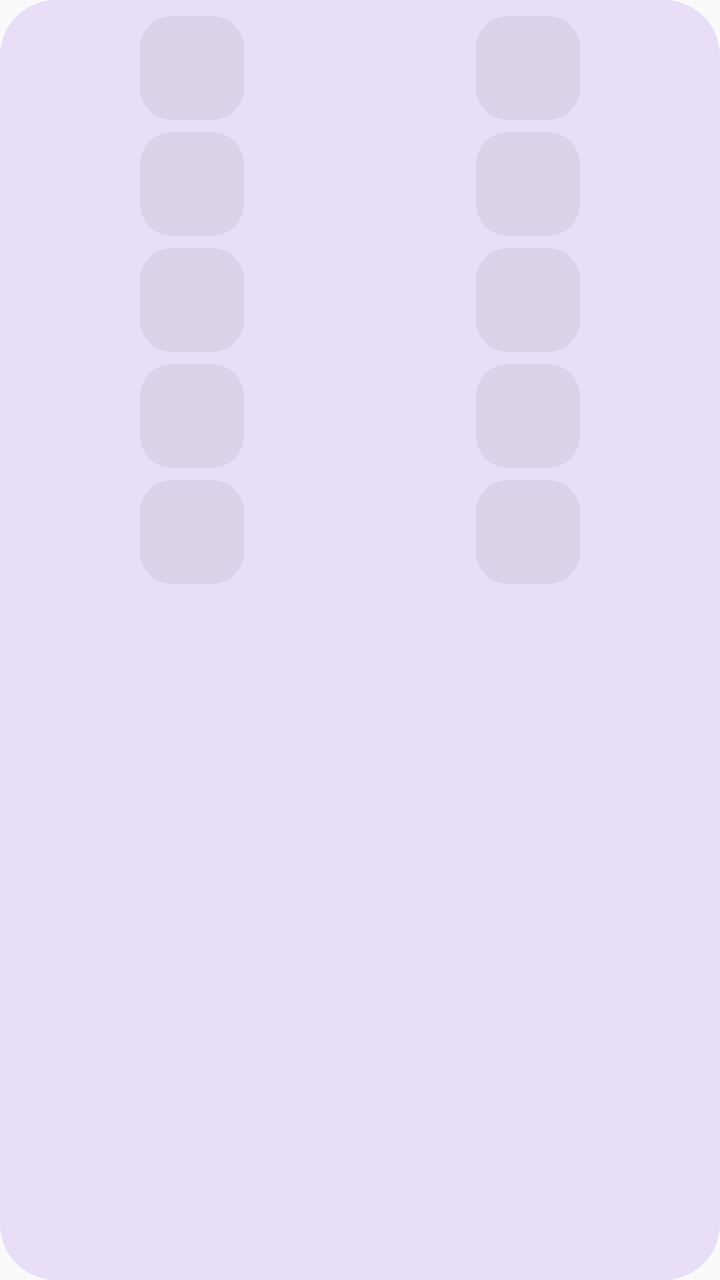
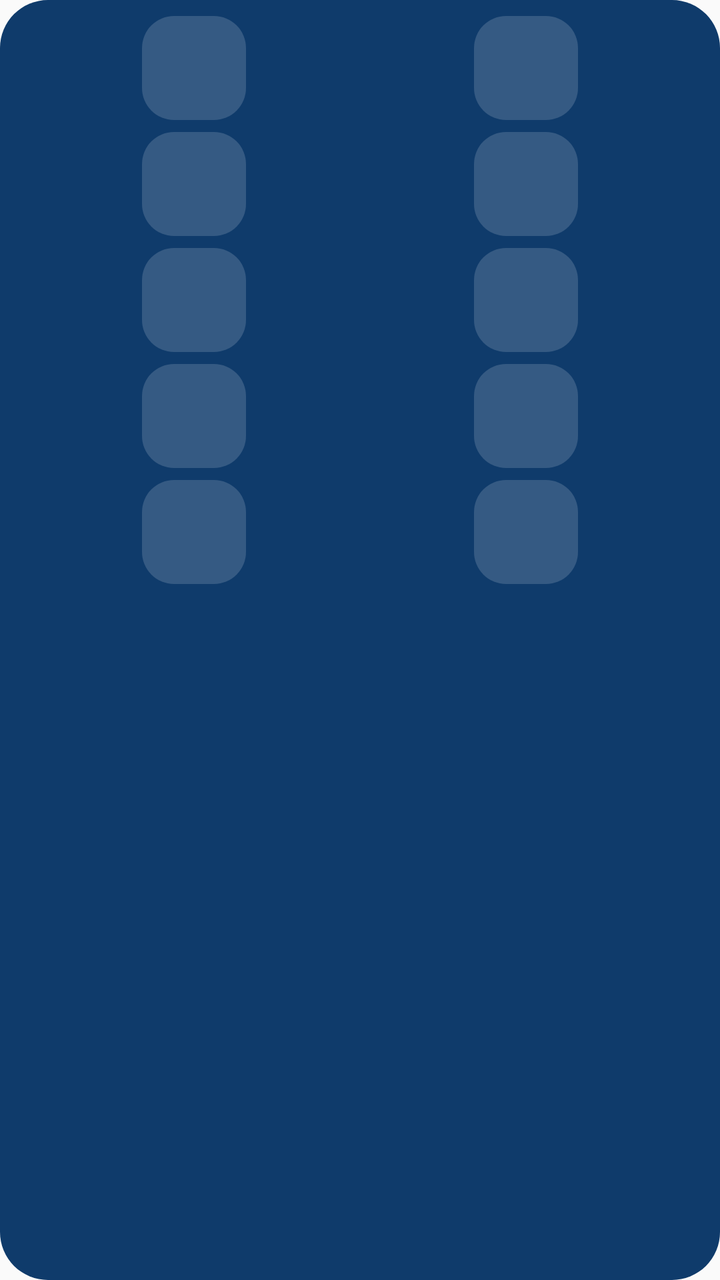

Two renders of the same Android screen: before a commit and after it. Below are the layout's source before the change and the commit's diff.
<!-- AndroidManifest.xml: application theme Theme.Saldo -->
<!-- res/layout/widget_quick_grid_narrow.xml -->
<?xml version="1.0" encoding="utf-8"?>
<FrameLayout xmlns:android="http://schemas.android.com/apk/res/android"
    android:id="@+id/widget_root"
    android:layout_width="match_parent"
    android:layout_height="match_parent">

    <ImageView
        android:id="@+id/widget_background"
        android:layout_width="match_parent"
        android:layout_height="match_parent"
        android:importantForAccessibility="no"
        android:scaleType="fitXY"
        android:src="@drawable/widget_bg" />

    <LinearLayout
        android:layout_width="match_parent"
        android:layout_height="match_parent"
        android:orientation="vertical"
        android:paddingHorizontal="12dp"
        android:paddingVertical="8dp">

        <LinearLayout
            android:id="@+id/widget_row_0"
            android:layout_width="match_parent"
            android:layout_height="52dp"
            android:gravity="center_vertical"
            android:orientation="horizontal">

            <LinearLayout
                android:id="@+id/widget_cell_0"
                android:layout_width="0dp"
                android:layout_height="wrap_content"
                android:layout_weight="1"
                android:gravity="center_horizontal"
                android:orientation="vertical">

                <FrameLayout
                    android:layout_width="52dp"
                    android:layout_height="52dp">

                    <ImageView
                        android:id="@+id/widget_tile_bg_0"
                        android:layout_width="match_parent"
                        android:layout_height="match_parent"
                        android:importantForAccessibility="no"
                        android:scaleType="fitXY"
                        android:src="@drawable/widget_tile_bg_narrow" />

                    <ImageView
                        android:id="@+id/widget_tile_icon_0"
                        android:layout_width="32dp"
                        android:layout_height="32dp"
                        android:layout_gravity="center"
                        android:importantForAccessibility="no" />
                </FrameLayout>
            </LinearLayout>

            <LinearLayout
                android:id="@+id/widget_cell_1"
                android:layout_width="0dp"
                android:layout_height="wrap_content"
                android:layout_weight="1"
                android:gravity="center_horizontal"
                android:orientation="vertical">

                <FrameLayout
                    android:layout_width="52dp"
                    android:layout_height="52dp">

                    <ImageView
                        android:id="@+id/widget_tile_bg_1"
                        android:layout_width="match_parent"
                        android:layout_height="match_parent"
                        android:importantForAccessibility="no"
                        android:scaleType="fitXY"
                        android:src="@drawable/widget_tile_bg_narrow" />

                    <ImageView
                        android:id="@+id/widget_tile_icon_1"
                        android:layout_width="32dp"
                        android:layout_height="32dp"
                        android:layout_gravity="center"
                        android:importantForAccessibility="no" />
                </FrameLayout>
            </LinearLayout>
        </LinearLayout>

        <LinearLayout
            android:id="@+id/widget_row_1"
            android:layout_width="match_parent"
            android:layout_height="52dp"
            android:layout_marginTop="6dp"
            android:gravity="center_vertical"
            android:orientation="horizontal">

            <LinearLayout
                android:id="@+id/widget_cell_2"
                android:layout_width="0dp"
                android:layout_height="wrap_content"
                android:layout_weight="1"
                android:gravity="center_horizontal"
                android:orientation="vertical">

                <FrameLayout
                    android:layout_width="52dp"
                    android:layout_height="52dp">

                    <ImageView
                        android:id="@+id/widget_tile_bg_2"
                        android:layout_width="match_parent"
                        android:layout_height="match_parent"
                        android:importantForAccessibility="no"
                        android:scaleType="fitXY"
                        android:src="@drawable/widget_tile_bg_narrow" />

                    <ImageView
                        android:id="@+id/widget_tile_icon_2"
                        android:layout_width="32dp"
                        android:layout_height="32dp"
                        android:layout_gravity="center"
                        android:importantForAccessibility="no" />
                </FrameLayout>
            </LinearLayout>

            <LinearLayout
                android:id="@+id/widget_cell_3"
                android:layout_width="0dp"
                android:layout_height="wrap_content"
                android:layout_weight="1"
                android:gravity="center_horizontal"
                android:orientation="vertical">

                <FrameLayout
                    android:layout_width="52dp"
                    android:layout_height="52dp">

                    <ImageView
                        android:id="@+id/widget_tile_bg_3"
                        android:layout_width="match_parent"
                        android:layout_height="match_parent"
                        android:importantForAccessibility="no"
                        android:scaleType="fitXY"
                        android:src="@drawable/widget_tile_bg_narrow" />

                    <ImageView
                        android:id="@+id/widget_tile_icon_3"
                        android:layout_width="32dp"
                        android:layout_height="32dp"
                        android:layout_gravity="center"
                        android:importantForAccessibility="no" />
                </FrameLayout>
            </LinearLayout>
        </LinearLayout>

        <LinearLayout
            android:id="@+id/widget_row_2"
            android:layout_width="match_parent"
            android:layout_height="52dp"
            android:layout_marginTop="6dp"
            android:gravity="center_vertical"
            android:orientation="horizontal">

            <LinearLayout
                android:id="@+id/widget_cell_4"
                android:layout_width="0dp"
                android:layout_height="wrap_content"
                android:layout_weight="1"
                android:gravity="center_horizontal"
                android:orientation="vertical">

                <FrameLayout
                    android:layout_width="52dp"
                    android:layout_height="52dp">

                    <ImageView
                        android:id="@+id/widget_tile_bg_4"
                        android:layout_width="match_parent"
                        android:layout_height="match_parent"
                        android:importantForAccessibility="no"
                        android:scaleType="fitXY"
                        android:src="@drawable/widget_tile_bg_narrow" />

                    <ImageView
                        android:id="@+id/widget_tile_icon_4"
                        android:layout_width="32dp"
                        android:layout_height="32dp"
                        android:layout_gravity="center"
                        android:importantForAccessibility="no" />
                </FrameLayout>
            </LinearLayout>

            <LinearLayout
                android:id="@+id/widget_cell_5"
                android:layout_width="0dp"
                android:layout_height="wrap_content"
                android:layout_weight="1"
                android:gravity="center_horizontal"
                android:orientation="vertical">

                <FrameLayout
                    android:layout_width="52dp"
                    android:layout_height="52dp">

                    <ImageView
                        android:id="@+id/widget_tile_bg_5"
                        android:layout_width="match_parent"
                        android:layout_height="match_parent"
                        android:importantForAccessibility="no"
                        android:scaleType="fitXY"
                        android:src="@drawable/widget_tile_bg_narrow" />

                    <ImageView
                        android:id="@+id/widget_tile_icon_5"
                        android:layout_width="32dp"
                        android:layout_height="32dp"
                        android:layout_gravity="center"
                        android:importantForAccessibility="no" />
                </FrameLayout>
            </LinearLayout>
        </LinearLayout>

        <LinearLayout
            android:id="@+id/widget_row_3"
            android:layout_width="match_parent"
            android:layout_height="52dp"
            android:layout_marginTop="6dp"
            android:gravity="center_vertical"
            android:orientation="horizontal">

            <LinearLayout
                android:id="@+id/widget_cell_6"
                android:layout_width="0dp"
                android:layout_height="wrap_content"
                android:layout_weight="1"
                android:gravity="center_horizontal"
                android:orientation="vertical">

                <FrameLayout
                    android:layout_width="52dp"
                    android:layout_height="52dp">

                    <ImageView
                        android:id="@+id/widget_tile_bg_6"
                        android:layout_width="match_parent"
                        android:layout_height="match_parent"
                        android:importantForAccessibility="no"
                        android:scaleType="fitXY"
                        android:src="@drawable/widget_tile_bg_narrow" />

                    <ImageView
                        android:id="@+id/widget_tile_icon_6"
                        android:layout_width="32dp"
                        android:layout_height="32dp"
                        android:layout_gravity="center"
                        android:importantForAccessibility="no" />
                </FrameLayout>
            </LinearLayout>

            <LinearLayout
                android:id="@+id/widget_cell_7"
                android:layout_width="0dp"
                android:layout_height="wrap_content"
                android:layout_weight="1"
                android:gravity="center_horizontal"
                android:orientation="vertical">

                <FrameLayout
                    android:layout_width="52dp"
                    android:layout_height="52dp">

                    <ImageView
                        android:id="@+id/widget_tile_bg_7"
                        android:layout_width="match_parent"
                        android:layout_height="match_parent"
                        android:importantForAccessibility="no"
                        android:scaleType="fitXY"
                        android:src="@drawable/widget_tile_bg_narrow" />

                    <ImageView
                        android:id="@+id/widget_tile_icon_7"
                        android:layout_width="32dp"
                        android:layout_height="32dp"
                        android:layout_gravity="center"
                        android:importantForAccessibility="no" />
                </FrameLayout>
            </LinearLayout>
        </LinearLayout>

        <LinearLayout
            android:id="@+id/widget_row_4"
            android:layout_width="match_parent"
            android:layout_height="52dp"
            android:layout_marginTop="6dp"
            android:gravity="center_vertical"
            android:orientation="horizontal">

            <LinearLayout
                android:id="@+id/widget_cell_8"
                android:layout_width="0dp"
                android:layout_height="wrap_content"
                android:layout_weight="1"
                android:gravity="center_horizontal"
                android:orientation="vertical">

                <FrameLayout
                    android:layout_width="52dp"
                    android:layout_height="52dp">

                    <ImageView
                        android:id="@+id/widget_tile_bg_8"
                        android:layout_width="match_parent"
                        android:layout_height="match_parent"
                        android:importantForAccessibility="no"
                        android:scaleType="fitXY"
                        android:src="@drawable/widget_tile_bg_narrow" />

                    <ImageView
                        android:id="@+id/widget_tile_icon_8"
                        android:layout_width="32dp"
                        android:layout_height="32dp"
                        android:layout_gravity="center"
                        android:importantForAccessibility="no" />
                </FrameLayout>
            </LinearLayout>

            <LinearLayout
                android:id="@+id/widget_cell_9"
                android:layout_width="0dp"
                android:layout_height="wrap_content"
                android:layout_weight="1"
                android:gravity="center_horizontal"
                android:orientation="vertical">

                <FrameLayout
                    android:layout_width="52dp"
                    android:layout_height="52dp">

                    <ImageView
                        android:id="@+id/widget_tile_bg_9"
                        android:layout_width="match_parent"
                        android:layout_height="match_parent"
                        android:importantForAccessibility="no"
                        android:scaleType="fitXY"
                        android:src="@drawable/widget_tile_bg_narrow" />

                    <ImageView
                        android:id="@+id/widget_tile_icon_9"
                        android:layout_width="32dp"
                        android:layout_height="32dp"
                        android:layout_gravity="center"
                        android:importantForAccessibility="no" />
                </FrameLayout>
            </LinearLayout>
        </LinearLayout>
    </LinearLayout>
</FrameLayout>
<!-- resources referenced by this layout -->
<resources>
  <!-- drawable widget_bg (drawable) -->
  <?xml version="1.0" encoding="utf-8"?>
  <shape xmlns:android="http://schemas.android.com/apk/res/android"
      android:shape="rectangle">
      <solid android:color="#E8DEF8" />
      <corners android:radius="@android:dimen/system_app_widget_background_radius" />
  </shape>
  <!-- drawable widget_tile_bg_narrow (drawable) -->
  <?xml version="1.0" encoding="utf-8"?>
  <shape xmlns:android="http://schemas.android.com/apk/res/android"
      android:shape="rectangle">
      <solid android:color="@color/widget_placeholder" />
      <corners android:radius="16dp" />
  </shape>
  <style name="Theme.Saldo" parent="android:Theme.Material.Light.NoActionBar" />
  <color name="widget_placeholder">#DCD2EA</color>
</resources>

<!-- the commit's change to res/layout/widget_quick_grid_narrow.xml (unified diff, before → after) -->
@@ -16,7 +16,7 @@
         android:layout_width="match_parent"
         android:layout_height="match_parent"
         android:orientation="vertical"
-        android:paddingHorizontal="12dp"
+        android:paddingHorizontal="14dp"
         android:paddingVertical="8dp">
 
         <LinearLayout
<!-- resource entries referenced after the edit -->
@@ -4,8 +4,8 @@
   <?xml version="1.0" encoding="utf-8"?>
   <shape xmlns:android="http://schemas.android.com/apk/res/android"
       android:shape="rectangle">
-      <solid android:color="#E8DEF8" />
-      <corners android:radius="@android:dimen/system_app_widget_background_radius" />
+      <solid android:color="@color/widget_preview_card" />
+      <corners android:radius="24dp" />
   </shape>
   <!-- drawable widget_tile_bg_narrow (drawable) -->
   <?xml version="1.0" encoding="utf-8"?>
@@ -15,6 +15,7 @@
       <corners android:radius="16dp" />
   </shape>
   <style name="Theme.Saldo" parent="android:Theme.Material.Light.NoActionBar" />
-  <color name="widget_placeholder">#DCD2EA</color>
+  <color name="widget_preview_card">#FF0F3B6B</color>
+  <color name="widget_placeholder">#FF355A83</color>
 </resources>
 
